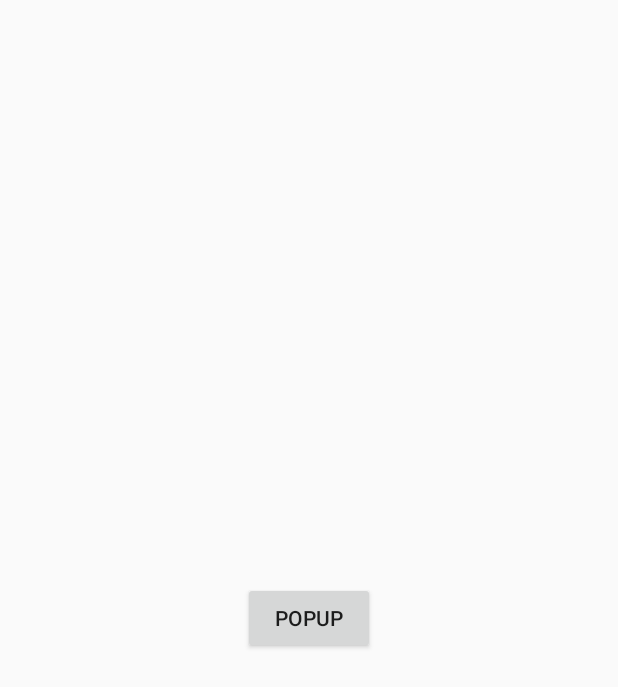
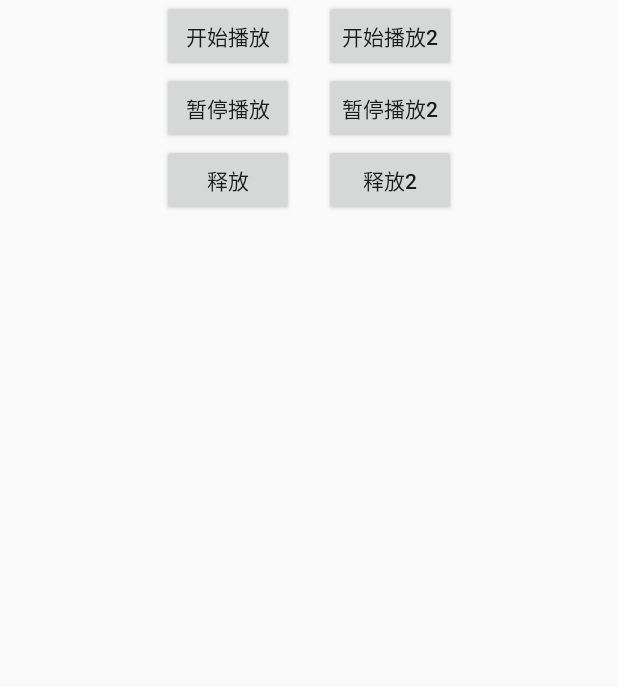
Before and after one commit to tangtingyun/LcLib, an Android app: the layout activity_work.xml on its own in the app's theme, with its tools: preview values and no code run, on a phone screen of 412 x 824 dp. Shown: the top 687 px of the screen. Run offline under Robolectric (Android 15) with nearby library versions, the phone set to English and light mode, and no system bars.

Commit message:
写着玩

```diff
--- a/app/src/main/res/layout/activity_work.xml
+++ b/app/src/main/res/layout/activity_work.xml
@@ -4,18 +4,62 @@
     xmlns:tools="http://schemas.android.com/tools"
     android:layout_width="match_parent"
     android:layout_height="match_parent"
-    tools:context=".work.WorkActivity">
+    tools:context=".work.page.WorkActivity">
 
     <Button
-        android:id="@+id/btn_popup"
+        android:id="@+id/btn_start"
         android:layout_width="wrap_content"
         android:layout_height="wrap_content"
-        android:text="popup"
-        app:layout_constraintBottom_toBottomOf="parent"
+        android:text="开始播放"
         app:layout_constraintLeft_toLeftOf="parent"
+        app:layout_constraintRight_toRightOf="@id/btn_start2"
+        app:layout_constraintTop_toTopOf="parent" />
+
+    <Button
+        android:id="@+id/btn_start2"
+        android:layout_width="wrap_content"
+        android:layout_height="wrap_content"
+        android:text="开始播放2"
+        app:layout_constraintLeft_toLeftOf="@id/btn_start"
         app:layout_constraintRight_toRightOf="parent"
         app:layout_constraintTop_toTopOf="parent" />
 
+    <Button
+        android:id="@+id/btn_stop"
+        android:layout_width="wrap_content"
+        android:layout_height="wrap_content"
+        android:text="暂停播放"
+        app:layout_constraintLeft_toLeftOf="parent"
+        app:layout_constraintRight_toRightOf="@id/btn_stop2"
+        app:layout_constraintTop_toBottomOf="@id/btn_start" />
+
+
+    <Button
+        android:id="@+id/btn_stop2"
+        android:layout_width="wrap_content"
+        android:layout_height="wrap_content"
+        android:text="暂停播放2"
+        app:layout_constraintLeft_toLeftOf="@id/btn_stop"
+        app:layout_constraintRight_toRightOf="parent"
+        app:layout_constraintTop_toBottomOf="@id/btn_start" />
+
+    <Button
+        android:id="@+id/btn_release"
+        android:layout_width="wrap_content"
+        android:layout_height="wrap_content"
+        android:text="释放"
+        app:layout_constraintLeft_toLeftOf="parent"
+        app:layout_constraintRight_toRightOf="@id/btn_release2"
+        app:layout_constraintTop_toBottomOf="@id/btn_stop" />
+
+    <Button
+        android:id="@+id/btn_release2"
+        android:layout_width="wrap_content"
+        android:layout_height="wrap_content"
+        android:text="释放2"
+        app:layout_constraintLeft_toLeftOf="@id/btn_release"
+        app:layout_constraintRight_toRightOf="parent"
+        app:layout_constraintTop_toBottomOf="@id/btn_stop" />
 
     <TextView
         android:id="@+id/tv_html"
@@ -24,6 +68,5 @@
         app:layout_constraintBottom_toBottomOf="parent"
         app:layout_constraintLeft_toLeftOf="parent"
         app:layout_constraintRight_toRightOf="parent"
-        app:layout_constraintTop_toTopOf="parent"
-        app:layout_constraintVertical_bias="0.3" />
+        app:layout_constraintTop_toTopOf="parent" />
 </androidx.constraintlayout.widget.ConstraintLayout>
--- a/app/src/main/res/layout/activity_work_java.xml
+++ b/app/src/main/res/layout/activity_work_java.xml
@@ -4,7 +4,7 @@
     xmlns:tools="http://schemas.android.com/tools"
     android:layout_width="match_parent"
     android:layout_height="match_parent"
-    tools:context=".work.WorkJavaActivity">
+    tools:context=".work.page.WorkJavaActivity">
 
     <Button
         android:id="@+id/btn_java"
```
Also changed, not shown: app/src/main/AndroidManifest.xml (+3 -8 lines), app/src/main/java/com/step/lclib/work/Ext.kt (added, +11 -0 lines), app/src/main/java/com/step/lclib/work/MediaCase.kt (+92 -14 lines), app/src/main/java/com/step/lclib/work/ThreadClassLoader.kt (added, +8 -0 lines), app/src/main/java/com/step/lclib/work/WorkActivity.kt (deleted, +0 -95 lines), app/src/main/java/com/step/lclib/work/WorkJavaActivity.java (deleted, +0 -42 lines), app/src/main/java/com/step/lclib/work/page/Sample.kt (added, +38 -0 lines), app/src/main/java/com/step/lclib/work/page/WorkActivity.kt (added, +114 -0 lines), app/src/main/java/com/step/lclib/work/page/WorkJavaActivity.java (added, +44 -0 lines), app/src/main/res/layout/activity_sample.xml (added, +9 -0 lines), 1 other file.
